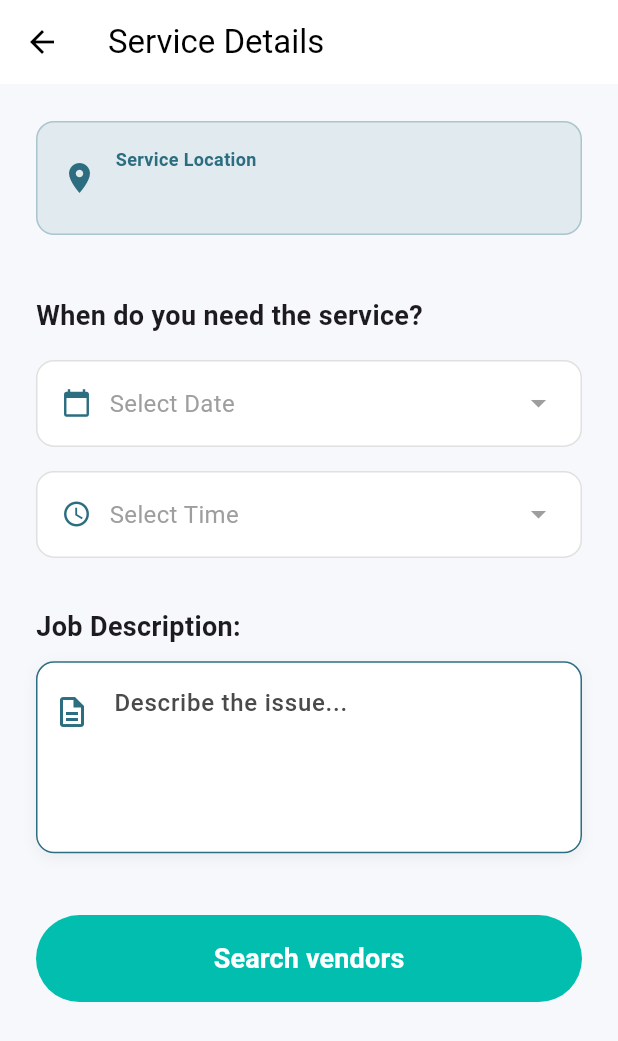
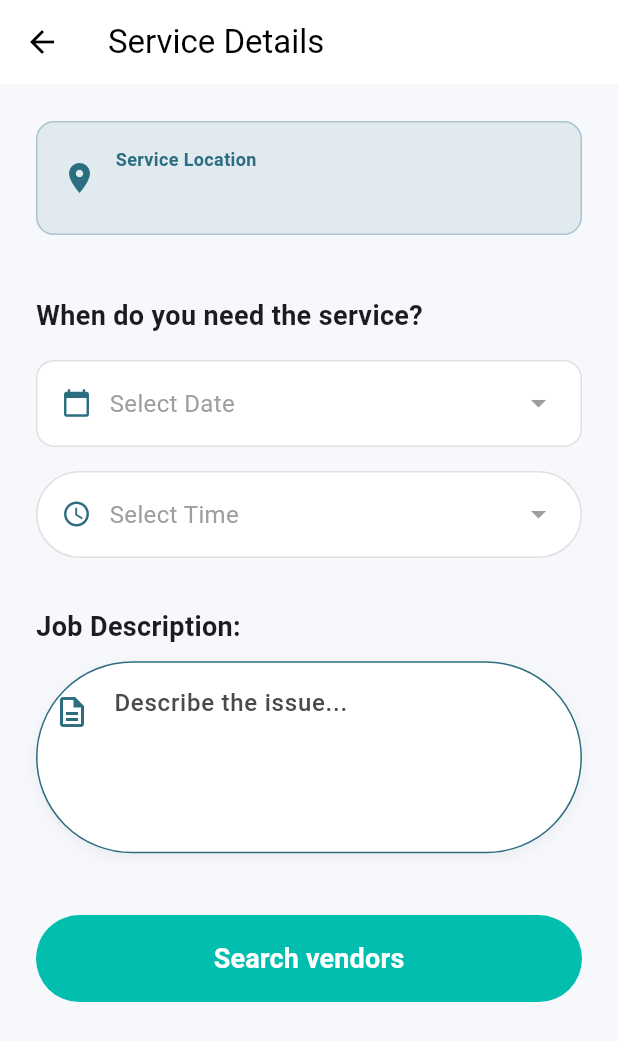
Before and after one commit to shameekyogi68/ConVenzCusF-frontend, a Flutter app: the ServiceDetailsScreen screen opened directly with empty values, on a phone screen of 412 x 824 dp. Shown: the top 1041 px of the screen. Run offline on Flutter 3.47's test engine with Material 3 defaults, Android fonts, the phone set to English and light mode, and no system bars; our stand-ins replace firebase_core, firebase_messaging, flutter_local_notifications, flutter_map, geolocator, latlong2 and 2 more; accounts and stored records are empty; generated files the repository leaves out were written again; network calls fail; statements that could not run were skipped.

Commit message:
Update UI with fully curved borders and improve location address formatting

```diff
--- a/lib/screens/home/home_screen.dart
+++ b/lib/screens/home/home_screen.dart
@@ -118,7 +118,7 @@ class _HomeScreenState extends State<HomeScreen> {
       Position? pos = await LocationService.determinePosition();
 
       if (pos != null) {
-        final response = await AuthService.updateVendorLocation(
+        final response = await AuthService.updateUserLocation(
           userId,
           pos.latitude,
           pos.longitude,
--- a/lib/services/location_services.dart
+++ b/lib/services/location_services.dart
@@ -74,7 +74,7 @@ class LocationService {
 
   static Future<void> _syncLocationToServer(String userId, Position position) async {
     try {
-      final response = await AuthService.updateVendorLocation(
+      final response = await AuthService.updateUserLocation(
           userId, position.latitude, position.longitude
       );
 
--- a/lib/widgets/datetime_picker.dart
+++ b/lib/widgets/datetime_picker.dart
@@ -123,7 +123,7 @@ class CustomTimePicker extends StatelessWidget {
         padding: const EdgeInsets.symmetric(horizontal: 16, vertical: 16),
         decoration: BoxDecoration(
           color: Colors.white,
-          borderRadius: BorderRadius.circular(12),
+          borderRadius: BorderRadius.circular(100),
           border: Border.all(color: Colors.grey.shade300),
         ),
         child: Row(
--- a/lib/widgets/text_input.dart
+++ b/lib/widgets/text_input.dart
@@ -26,8 +26,8 @@ class TextInput extends StatelessWidget {
     return Container(
       decoration: BoxDecoration(
         color: Colors.white,
-        // ✅ CHANGED: Fixed radius of 12 for a rectangular look (was 100)
-        borderRadius: BorderRadius.circular(12),
+        // Fully curved border radius
+        borderRadius: BorderRadius.circular(100),
         boxShadow: [
           BoxShadow(
             color: Colors.black.withOpacity(0.05),
@@ -60,17 +60,17 @@ class TextInput extends StatelessWidget {
           ),
           alignLabelWithHint: maxLines > 1,
 
-          // ✅ CHANGED: Updated all borders to match the rectangular container
+          // Fully curved borders
           border: OutlineInputBorder(
-            borderRadius: BorderRadius.circular(12),
+            borderRadius: BorderRadius.circular(100),
             borderSide: const BorderSide(color: AppColors.primaryTeal),
           ),
           enabledBorder: OutlineInputBorder(
-            borderRadius: BorderRadius.circular(12),
+            borderRadius: BorderRadius.circular(100),
             borderSide: const BorderSide(color: AppColors.primaryTeal),
           ),
           focusedBorder: OutlineInputBorder(
-            borderRadius: BorderRadius.circular(12),
+            borderRadius: BorderRadius.circular(100),
             borderSide: const BorderSide(color: AppColors.accentMint),
           ),
         ),
```
Also changed, not shown: lib/services/auth_service.dart (+6 -1 lines), lib/utils/address_formatter.dart (added, +72 -0 lines).
